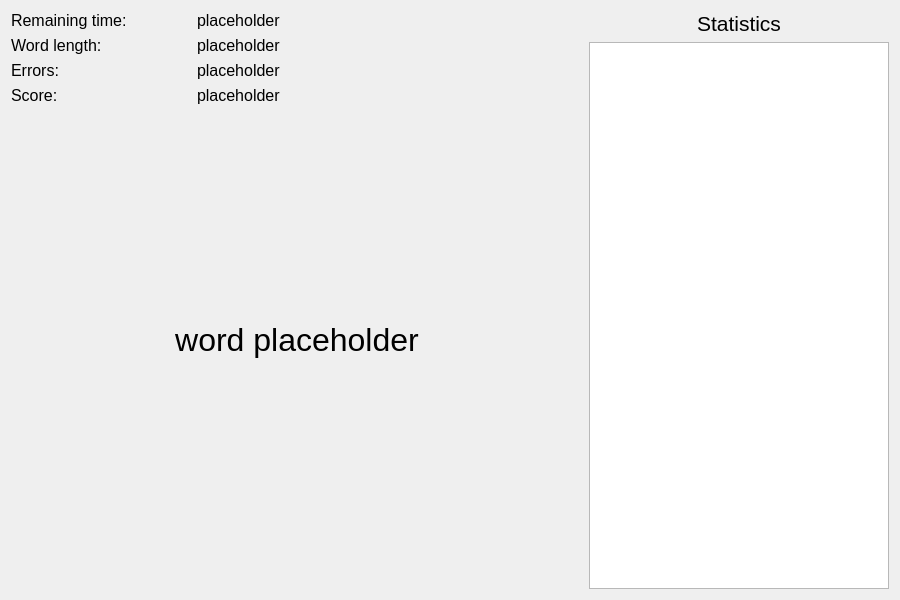
Above: src/client/GameWidget.ui from mikolajdlugolecki/hangman-online before the change. Below: the same form after it.
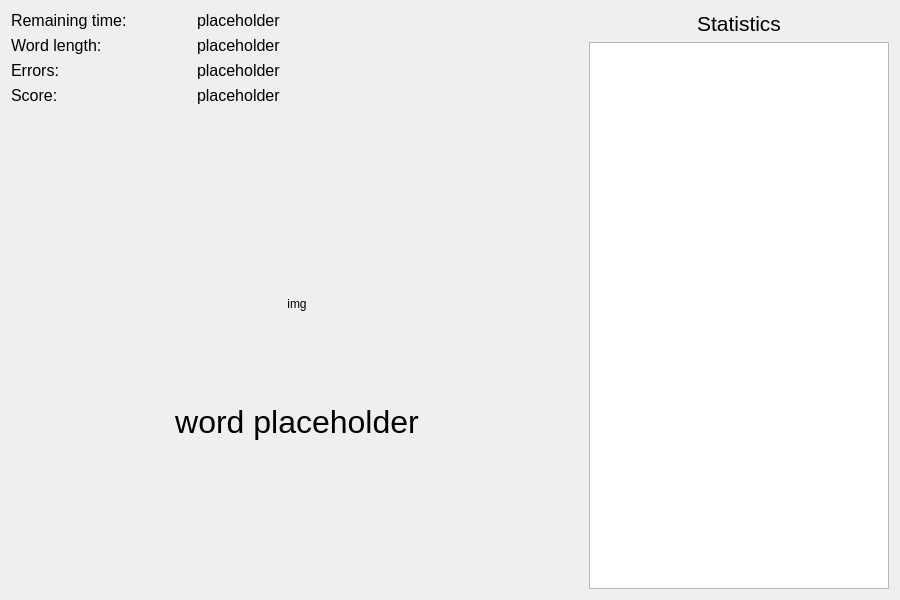
That is the form after the change.

Patch:
```diff
--- a/src/client/GameWidget.ui
+++ b/src/client/GameWidget.ui
@@ -221,6 +221,83 @@
          </property>
         </spacer>
        </item>
+       <item>
+        <layout class="QHBoxLayout" name="horizontalLayout_7">
+         <item>
+          <spacer name="horizontalSpacer">
+           <property name="orientation">
+            <enum>Qt::Horizontal</enum>
+           </property>
+           <property name="sizeHint" stdset="0">
+            <size>
+             <width>40</width>
+             <height>20</height>
+            </size>
+           </property>
+          </spacer>
+         </item>
+         <item>
+          <widget class="QLabel" name="imgLabel">
+           <property name="sizePolicy">
+            <sizepolicy hsizetype="Expanding" vsizetype="Expanding">
+             <horstretch>0</horstretch>
+             <verstretch>0</verstretch>
+            </sizepolicy>
+           </property>
+           <property name="minimumSize">
+            <size>
+             <width>100</width>
+             <height>100</height>
+            </size>
+           </property>
+           <property name="maximumSize">
+            <size>
+             <width>300</width>
+             <height>300</height>
+            </size>
+           </property>
+           <property name="text">
+            <string>img</string>
+           </property>
+           <property name="scaledContents">
+            <bool>true</bool>
+           </property>
+           <property name="alignment">
+            <set>Qt::AlignCenter</set>
+           </property>
+          </widget>
+         </item>
+         <item>
+          <spacer name="horizontalSpacer_2">
+           <property name="orientation">
+            <enum>Qt::Horizontal</enum>
+           </property>
+           <property name="sizeHint" stdset="0">
+            <size>
+             <width>40</width>
+             <height>20</height>
+            </size>
+           </property>
+          </spacer>
+         </item>
+        </layout>
+       </item>
+       <item>
+        <spacer name="verticalSpacer_3">
+         <property name="orientation">
+          <enum>Qt::Vertical</enum>
+         </property>
+         <property name="sizeType">
+          <enum>QSizePolicy::Fixed</enum>
+         </property>
+         <property name="sizeHint" stdset="0">
+          <size>
+           <width>20</width>
+           <height>30</height>
+          </size>
+         </property>
+        </spacer>
+       </item>
        <item>
         <layout class="QVBoxLayout" name="verticalLayout">
          <property name="spacing">
```
